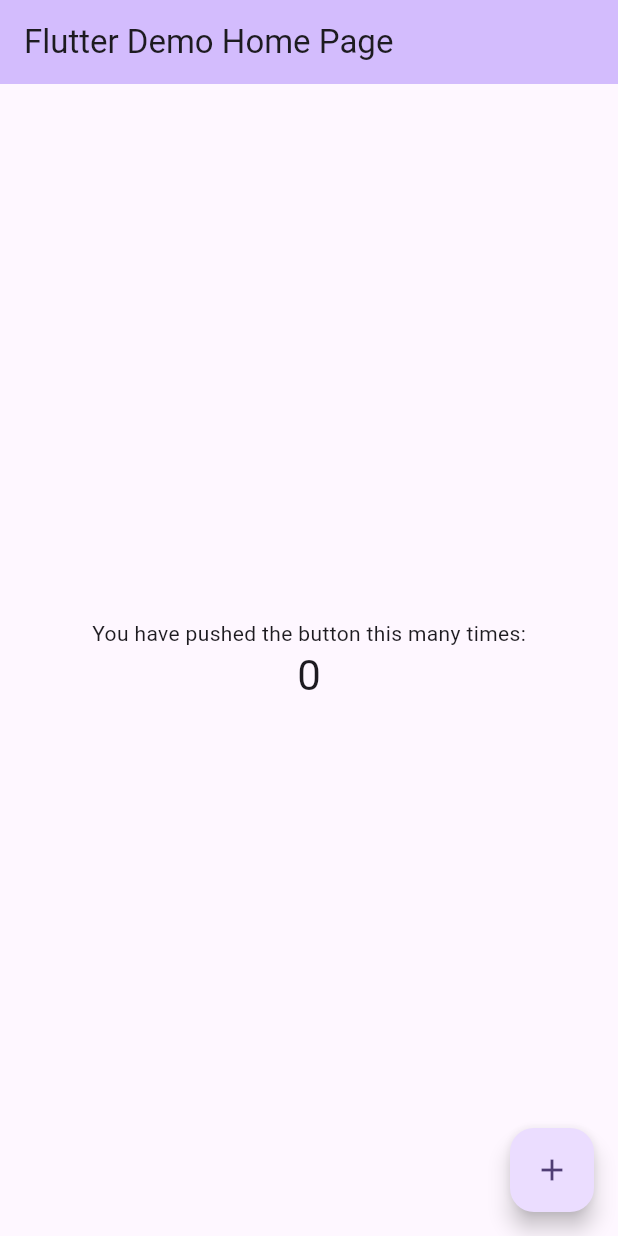
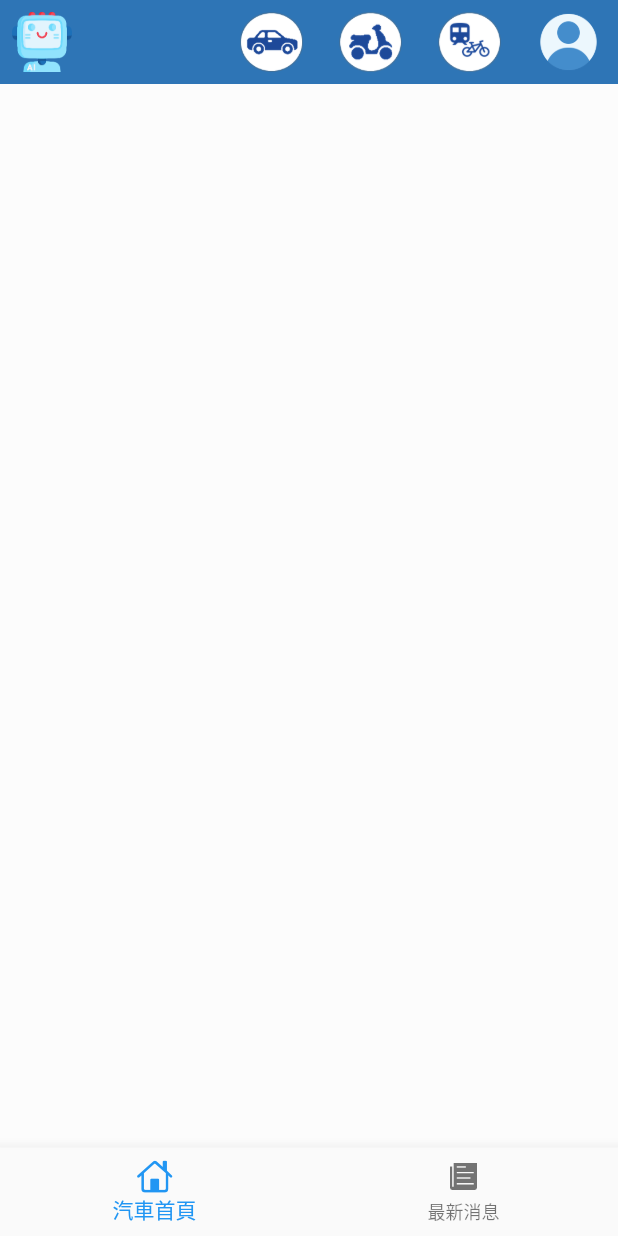
Before and after one commit to Traffic-Titan/TrafficHero-Frontend-APP, a Flutter app: the screen it shows after launch, on a phone screen of 412 x 824 dp. Run offline on Flutter 3.47's test engine with Material 2 defaults, Android fonts, the light colour scheme and no system bars.

Commit message:
feat: App框架新增

```diff
--- /dev/null
+++ b/lib/Mode_State.dart
@@ -0,0 +1,17 @@
+import 'package:flutter/foundation.dart';
+
+class mode_state with ChangeNotifier {
+  String _modeName = 'car';
+
+  String get modeName => _modeName;
+
+  // set modeName(String name) {
+  //   _modeName = name;
+  //   notifyListeners();
+  // }
+
+  void updateState(String newValue) {
+    _modeName = newValue;
+    notifyListeners(); // 通知监听器状态已更新
+  }
+}
--- /dev/null
+++ b/lib/Passerby_Mode/Car_Mode.dart
@@ -0,0 +1,62 @@
+// ignore_for_file: file_names, camel_case_types, prefer_typing_uninitialized_variables
+import 'package:flutter/material.dart';
+import 'package:flutter/cupertino.dart';
+//引入頁面
+import '../App_Page/Home_Page.dart';
+import '../App_Page/News_Page.dart';
+
+
+
+
+//主程式
+class CarMode extends StatefulWidget {
+  const CarMode({super.key});
+  @override
+  State<CarMode> createState() => _CarMode();
+}
+
+class _CarMode extends State<CarMode> {
+
+  final List<BottomNavigationBarItem> bottonTabs = [
+    const BottomNavigationBarItem(
+        label: '汽車首頁', icon: Icon(CupertinoIcons.home), tooltip: "汽車首頁"),
+    const BottomNavigationBarItem(
+        label: '最新消息', icon: Icon(CupertinoIcons.news_solid), tooltip: "最新消息"),
+
+  ];
+
+  final List tabBodies = [
+    const Home(),
+    const News(),
+
+  ];
+
+//將預設標籤設定為0
+  int currentIndex = 0;
+  var currentPage;
+
+  @override
+  void initState() {
+    currentPage = tabBodies[currentIndex];
+    super.initState();
+  }
+
+  @override
+  Widget build(BuildContext context) {
+    return Scaffold(
+      bottomNavigationBar: BottomNavigationBar(
+        type: BottomNavigationBarType.fixed,
+        currentIndex: currentIndex,
+        items: bottonTabs,
+        onTap: (index) {
+          setState(() {
+            currentIndex = index;
+            currentPage = tabBodies[currentIndex];
+          });
+        },
+      ),
+      body: currentPage,
+      backgroundColor: const Color.fromRGBO(255, 255, 255, 0.498),
+    );
+  }
+}
--- a/lib/main.dart
+++ b/lib/main.dart
@@ -1,125 +1,113 @@
+// ignore_for_file: use_key_in_widget_constructors, library_private_types_in_public_api
+
 import 'package:flutter/material.dart';
+import 'package:traffic_hero/Passerby_Mode/MassTransit_Mode.dart';
+import 'Passerby_Mode/Car_Mode.dart';
+import 'Passerby_Mode/Scooter_Mode.dart';
+import 'package:provider/provider.dart';
+import 'Mode_State.dart';
 
 void main() {
-  runApp(const MyApp());
+  runApp(
+    ChangeNotifierProvider(
+      create: (context) => mode_state(),
+      child: MyApp(),
+    ),
+  );
 }
 
-class MyApp extends StatelessWidget {
-  const MyApp({super.key});
-
-  // This widget is the root of your application.
+class MyApp extends StatefulWidget {
   @override
-  Widget build(BuildContext context) {
-    return MaterialApp(
-      title: 'Flutter Demo',
-      theme: ThemeData(
-        // This is the theme of your application.
-        //
-        // TRY THIS: Try running your application with "flutter run". You'll see
-        // the application has a blue toolbar. Then, without quitting the app,
-        // try changing the seedColor in the colorScheme below to Colors.green
-        // and then invoke "hot reload" (save your changes or press the "hot
-        // reload" button in a Flutter-supported IDE, or press "r" if you used
-        // the command line to start the app).
-        //
-        // Notice that the counter didn't reset back to zero; the application
-        // state is not lost during the reload. To reset the state, use hot
-        // restart instead.
-        //
-        // This works for code too, not just values: Most code changes can be
-        // tested with just a hot reload.
-        colorScheme: ColorScheme.fromSeed(seedColor: Colors.deepPurple),
-        useMaterial3: true,
-      ),
-      home: const MyHomePage(title: 'Flutter Demo Home Page'),
-    );
-  }
+  _MyAppState createState() => _MyAppState();
 }
 
-class MyHomePage extends StatefulWidget {
-  const MyHomePage({super.key, required this.title});
+class _MyAppState extends State<MyApp> {
+  String mode = 'car';
 
-  // This widget is the home page of your application. It is stateful, meaning
-  // that it has a State object (defined below) that contains fields that affect
-  // how it looks.
-
-  // This class is the configuration for the state. It holds the values (in this
-  // case the title) provided by the parent (in this case the App widget) and
-  // used by the build method of the State. Fields in a Widget subclass are
-  // always marked "final".
-
-  final String title;
-
-  @override
-  State<MyHomePage> createState() => _MyHomePageState();
-}
-
-class _MyHomePageState extends State<MyHomePage> {
-  int _counter = 0;
-
-  void _incrementCounter() {
+  void selectedMode(value){
     setState(() {
-      // This call to setState tells the Flutter framework that something has
-      // changed in this State, which causes it to rerun the build method below
-      // so that the display can reflect the updated values. If we changed
-      // _counter without calling setState(), then the build method would not be
-      // called again, and so nothing would appear to happen.
-      _counter++;
+      mode = value;
     });
+  }
+  Widget changeMode(){
+    if(mode == 'car'){
+      return const CarMode();
+    }else if(mode == 'scooter'){
+      return const ScooterMode();
+    }else{
+      return const MassTransitMode();
+    }
   }
 
   @override
   Widget build(BuildContext context) {
-    // This method is rerun every time setState is called, for instance as done
-    // by the _incrementCounter method above.
-    //
-    // The Flutter framework has been optimized to make rerunning build methods
-    // fast, so that you can just rebuild anything that needs updating rather
-    // than having to individually change instances of widgets.
-    return Scaffold(
-      appBar: AppBar(
-        // TRY THIS: Try changing the color here to a specific color (to
-        // Colors.amber, perhaps?) and trigger a hot reload to see the AppBar
-        // change color while the other colors stay the same.
-        backgroundColor: Theme.of(context).colorScheme.inversePrimary,
-        // Here we take the value from the MyHomePage object that was created by
-        // the App.build method, and use it to set our appbar title.
-        title: Text(widget.title),
+    mode_state state = Provider.of<mode_state>(context);
+
+    return MaterialApp(
+      title: '',
+      theme: ThemeData(
+        primarySwatch: Colors.blue,
+        visualDensity: VisualDensity.adaptivePlatformDensity,
       ),
-      body: Center(
-        // Center is a layout widget. It takes a single child and positions it
-        // in the middle of the parent.
-        child: Column(
-          // Column is also a layout widget. It takes a list of children and
-          // arranges them vertically. By default, it sizes itself to fit its
-          // children horizontally, and tries to be as tall as its parent.
-          //
-          // Column has various properties to control how it sizes itself and
-          // how it positions its children. Here we use mainAxisAlignment to
-          // center the children vertically; the main axis here is the vertical
-          // axis because Columns are vertical (the cross axis would be
-          // horizontal).
-          //
-          // TRY THIS: Invoke "debug painting" (choose the "Toggle Debug Paint"
-          // action in the IDE, or press "p" in the console), to see the
-          // wireframe for each widget.
-          mainAxisAlignment: MainAxisAlignment.center,
-          children: <Widget>[
-            const Text(
-              'You have pushed the button this many times:',
+      home: Scaffold(
+        appBar: AppBar(
+          backgroundColor: const Color.fromRGBO(46, 117, 182, 1),
+          elevation: 0,
+          title: Text(''),
+          centerTitle: true,
+          leading: IconButton(
+            icon: Image.asset("assets/topbar/SmartAssistant.png"),
+            iconSize: 50,
+            onPressed: () => print('smart Assistant'),
+          ),
+          actions: [
+            IconButton(
+              icon: Image.asset("assets/topbar/Mode_Car.png"),
+              iconSize: 50,
+              onPressed: ()  {
+                selectedMode('car');
+                //將狀態儲存為car
+                state.updateState('car');
+              },
             ),
-            Text(
-              '$_counter',
-              style: Theme.of(context).textTheme.headlineMedium,
+            IconButton(
+              icon: Image.asset("assets/topbar/Mode_Scooter.png"),
+              iconSize: 50,
+              onPressed: ()  {
+                selectedMode('scooter');
+                state.updateState('scooter');
+                },
+            ),
+            IconButton(
+              icon: Image.asset("assets/topbar/Mode_Masstransit.png"),
+              iconSize: 50,
+              onPressed: ()  {
+                selectedMode('masstransit');
+                state.updateState('masstransit');
+              },
+            ),
+            PopupMenuButton<String>(
+              icon: Image.asset("assets/topbar/Default_Avatar.png"),
+              iconSize: 50,
+              offset: Offset(0, AppBar().preferredSize.height),
+              itemBuilder: (BuildContext context) {
+                return [
+                  const PopupMenuItem<String>(
+                    value: '',
+                    child: Text(''),
+                  ),
+                  const PopupMenuItem<String>(
+                    value: '',
+                    child: Text(''),
+                  ),
+                ];
+              },
             ),
           ],
         ),
+        body: changeMode(),
       ),
-      floatingActionButton: FloatingActionButton(
-        onPressed: _incrementCounter,
-        tooltip: 'Increment',
-        child: const Icon(Icons.add),
-      ), // This trailing comma makes auto-formatting nicer for build methods.
+      debugShowCheckedModeBanner: false,
     );
   }
 }
```
Also changed, not shown: lib/App_Page/Home_Page.dart (added, +18 -0 lines), lib/App_Page/News_Page.dart (added, +14 -0 lines), lib/Passerby_Mode/MassTransit_Mode.dart (added, +63 -0 lines), lib/Passerby_Mode/Scooter_Mode.dart (added, +63 -0 lines), pubspec.yaml (+8 -1 lines), assets/topbar/Default_Avatar.png (added), assets/topbar/Mode_Car.png (added), assets/topbar/Mode_Masstransit.png (added), assets/topbar/Mode_Scooter.png (added), assets/topbar/SmartAssistant.png (added), lib/App_Page/CMS_Page.dart (added), lib/App_Page/Public_Transport_Information_Page.dart (added), lib/App_Page/Road_Information_Page.dart (added), lib/App_Page/Tourist_Information_Page.dart (added), 1 more files, 1 other file.
